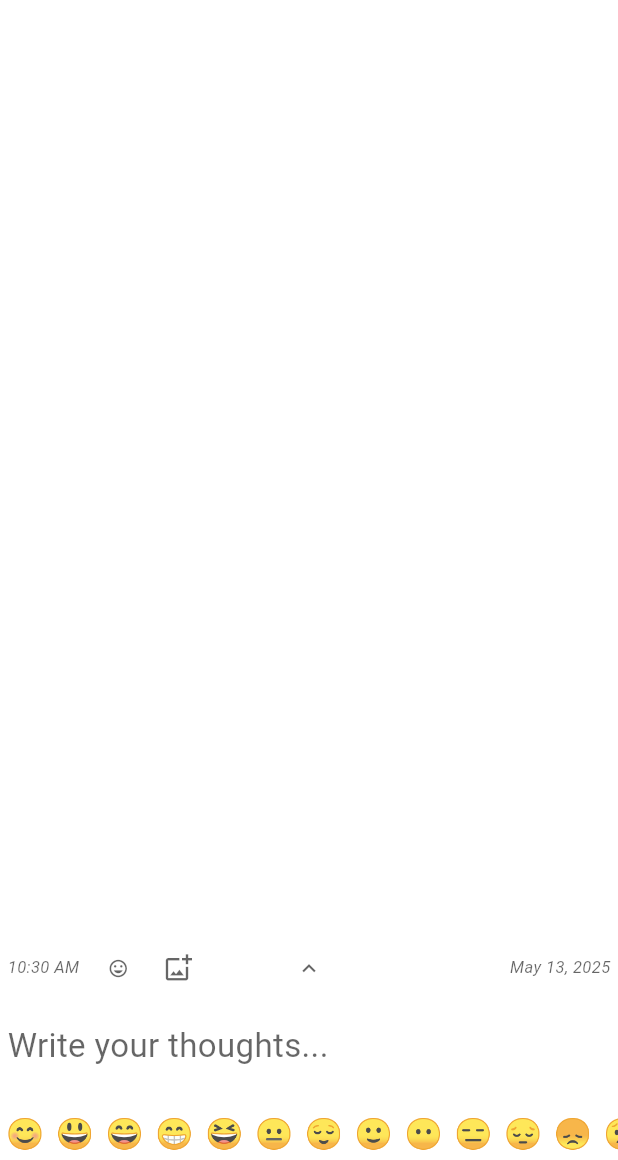
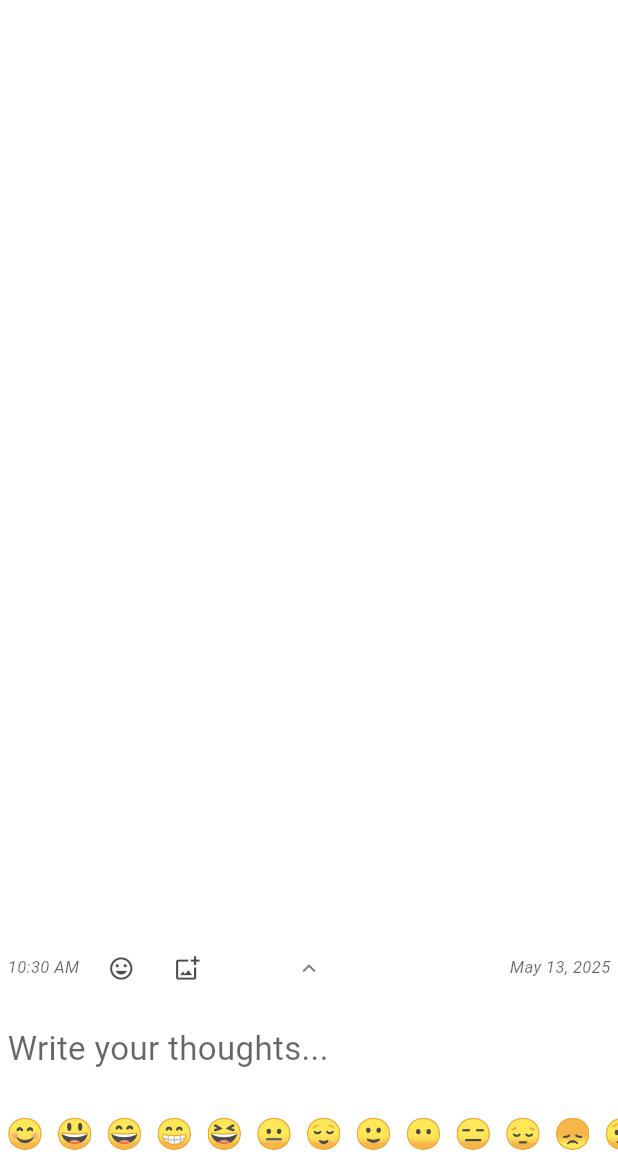
Before and after one commit to Nswa/genesis_f1, a Flutter app: the screen it shows once a user with an empty profile is signed in, after a tap on the "mood" icon, on a phone screen of 412 x 824 dp, the part 76-1236 px from its top. Run offline on Flutter 3.47's test engine with Material 3 defaults, Android fonts, the phone set to English and light mode, and no system bars; our stand-ins replace cloud_firestore, firebase_auth, firebase_core, firebase_storage, flutter_sticky_header, image_picker and 2 more; missing offline and left inert: firebase_app_check, fuzzy; accounts and stored records are empty; Roboto replaces fonts that are missing (Georgia).

Commit message:
small improvement on input toolbar visual consistency

```diff
--- a/lib/widgets/journal_input.dart
+++ b/lib/widgets/journal_input.dart
@@ -101,7 +101,7 @@ class _JournalInputWidgetState extends State<JournalInputWidget>
               crossAxisAlignment: CrossAxisAlignment.start,
               children: [
                 Padding(
-                  padding: const EdgeInsets.fromLTRB(5, 0, 5, 2),
+                  padding: const EdgeInsets.fromLTRB(5, 0, 5, 0),
                   child: Opacity(
                     // This opacity is for the drag fade effect
                     opacity: fadeValue,
@@ -123,7 +123,9 @@ class _JournalInputWidgetState extends State<JournalInputWidget>
                                     fontStyle: FontStyle.italic,
                                   ),
                                 ),
-                                const SizedBox(width: 6),
+                                const SizedBox(
+                                  width: 8,
+                                ), // Standardized spacing
                                 IconButton(
                                   icon:
                                       widget.journalController.selectedMood !=
@@ -133,33 +135,37 @@ class _JournalInputWidgetState extends State<JournalInputWidget>
                                                 .journalController
                                                 .selectedMood!,
                                             style: const TextStyle(
-                                              fontSize: 14,
+                                              fontSize: 16, // Consistent size
                                             ),
                                           )
                                           : Icon(
                                             Icons.mood,
-                                            size: 14,
-                                            color: theme.hintColor,
+                                            size: 18, // Consistent icon size
+                                            color: theme.iconTheme.color
+                                                ?.withOpacity(
+                                                  0.7,
+                                                ), // Consistent color
                                           ),
-                                  onPressed:
-                                      _toggleEmojiBar, // Individual disabling handled by IgnorePointer + TextField's enabled
+                                  onPressed: _toggleEmojiBar,
                                   padding: EdgeInsets.zero,
                                   constraints: const BoxConstraints(),
                                   visualDensity: VisualDensity.compact,
                                 ),
+                                const SizedBox(
+                                  width: 4,
+                                ), // Standardized spacing
                                 IconButton(
-                                  icon: const Icon(
+                                  icon: Icon(
                                     Icons.add_photo_alternate_outlined,
-                                    size: 20,
+                                    size: 18, // Consistent icon size
+                                    color: theme.iconTheme.color?.withOpacity(
+                                      0.7,
+                                    ), // Consistent color
                                   ),
-                                  onPressed:
-                                      widget
-                                          .journalController
-                                          .pickImage, // Individual disabling handled by IgnorePointer
+                                  onPressed: widget.journalController.pickImage,
                                   padding: EdgeInsets.zero,
                                   constraints: const BoxConstraints(),
                                   visualDensity: VisualDensity.compact,
-                                  color: theme.hintColor,
                                 ),
                                 const Spacer(),
                                 Text(
@@ -176,13 +182,15 @@ class _JournalInputWidgetState extends State<JournalInputWidget>
                               ignoring: true,
                               child: Icon(
                                 Icons.keyboard_arrow_up,
-                                size: 18,
-                                color: theme.hintColor,
+                                size: 18, // Consistent icon size
+                                color: theme.iconTheme.color?.withOpacity(
+                                  0.5,
+                                ), // Consistent color
                               ),
                             ),
                           ],
                         ),
-                        const SizedBox(height: 6),
+                        const SizedBox(height: 8), // Standardized spacing
                         TextField(
                           cursorColor:
                               theme.brightness == Brightness.dark
```
